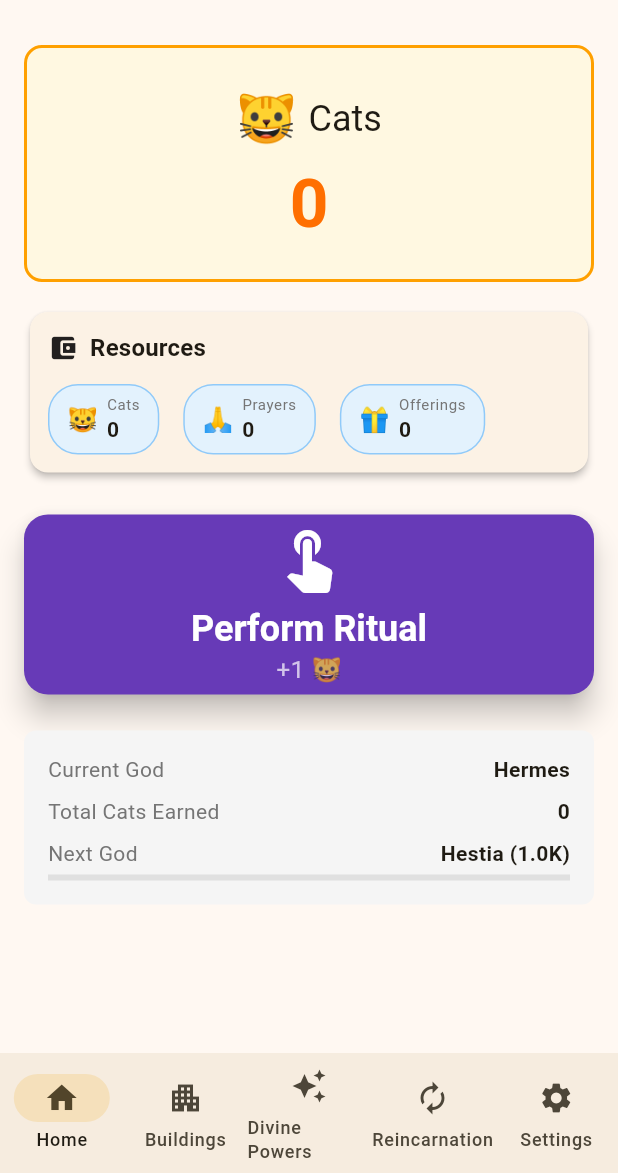
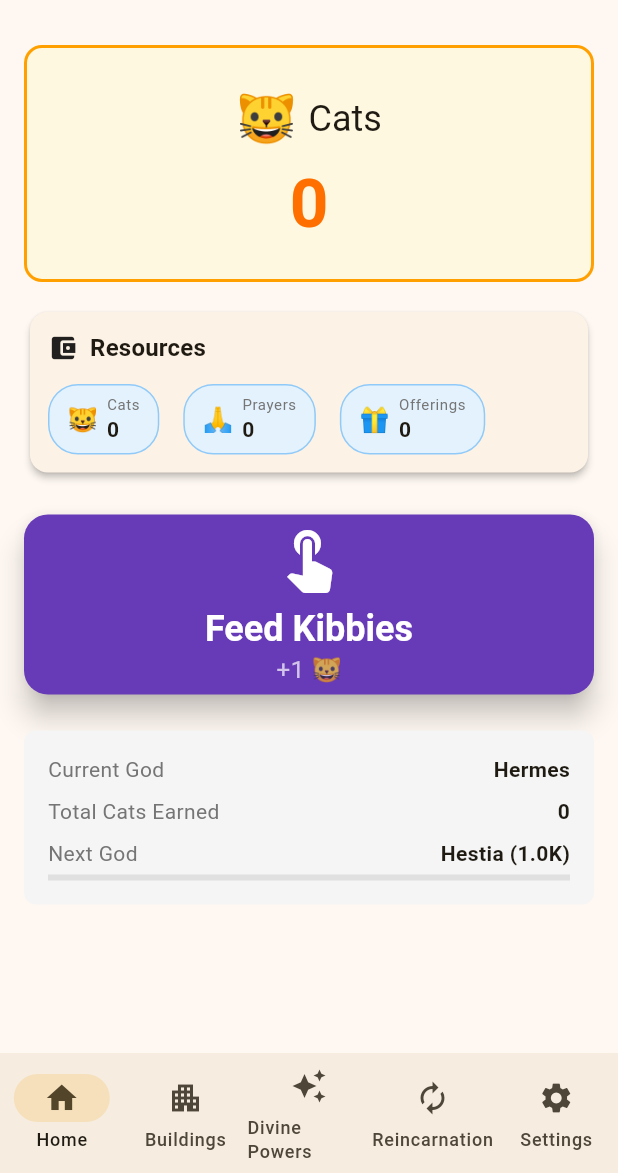
Before and after one commit to atkins/mythical-cats, a Flutter app: the screen it shows after launch, on a phone screen of 412 x 824 dp, the part 63-1236 px from its top. Run offline on Flutter 3.47's test engine with Material 3 defaults, Android fonts, the phone set to English and light mode, and no system bars; our stand-ins replace flutter_riverpod, shared_preferences.

Commit message:
feat: change Perform Ritual button to Feed Kibbies
Updates the main action button text from 'Perform Ritual' to 'Feed Kibbies'
for a more playful and cat-themed experience.

🤖 Generated with [Claude Code](https://claude.com/claude-code)

Co-Authored-By: Claude <noreply@anthropic.com>

```diff
--- a/lib/screens/home_screen.dart
+++ b/lib/screens/home_screen.dart
@@ -259,7 +259,7 @@ class _RitualButton extends StatelessWidget {
             const Icon(Icons.touch_app, size: 48),
             const SizedBox(height: 8),
             Text(
-              'Perform Ritual',
+              'Feed Kibbies',
               style: Theme.of(context).textTheme.headlineSmall?.copyWith(
                 color: Colors.white,
                 fontWeight: FontWeight.bold,
```
Also changed, not shown: 1 other file.
